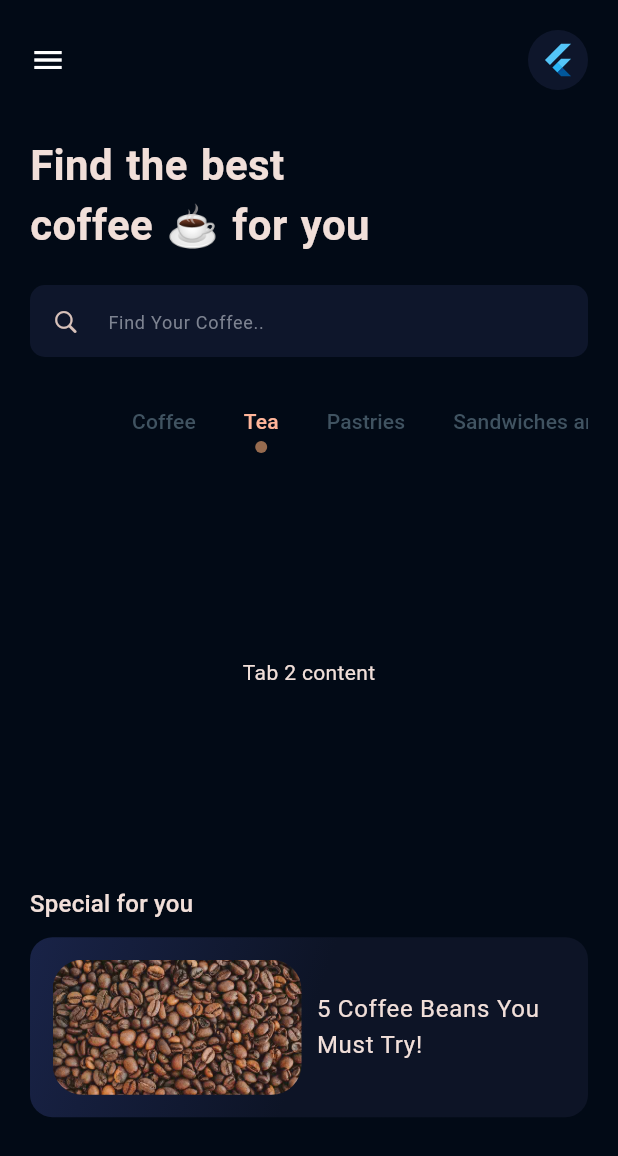
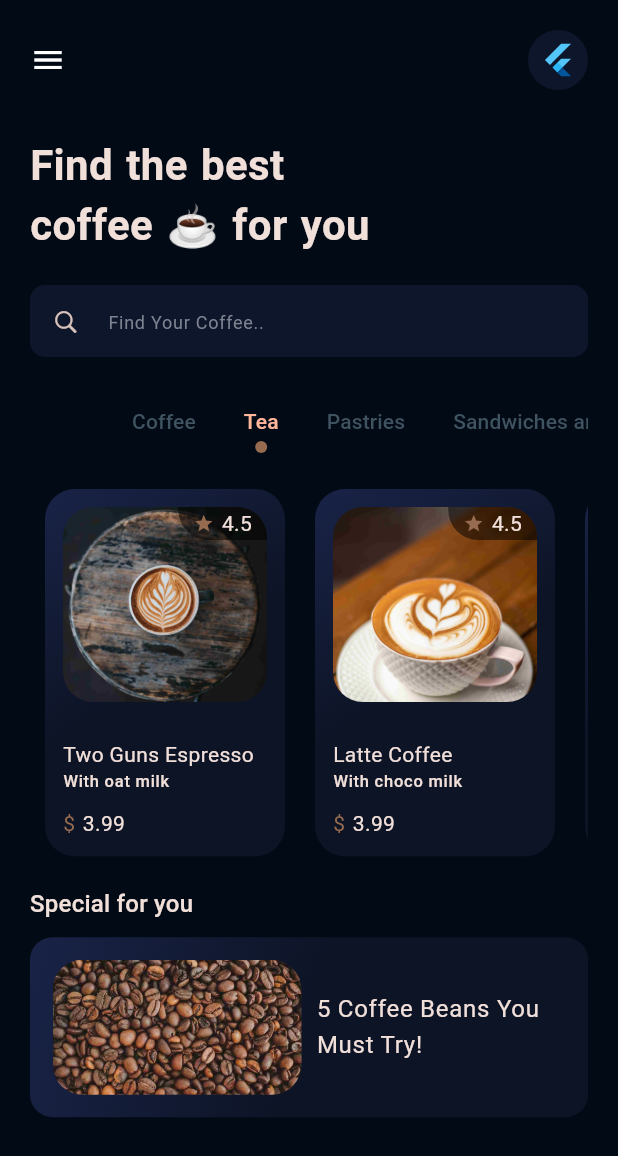
Before and after one commit to chrisokoriedev/coffe_master_ui, a Flutter app: the screen it shows after launch, tab 2 chosen, on a phone screen of 412 x 824 dp. Shown: the top 1156 px of the screen. Run offline on Flutter 3.47's test engine with Material 2 defaults, Android fonts, the phone set to English and light mode, and no system bars; our stand-ins replace animate_do.

Commit message:
added other tabs

```diff
--- a/lib/list.dart
+++ b/lib/list.dart
@@ -1,6 +1,10 @@
 
 
 import 'package:coffe_master_ui/import.dart';
+import 'package:coffe_master_ui/tab/cold_beverages_tab.dart';
+import 'package:coffe_master_ui/tab/pastries_tab.dart';
+import 'package:coffe_master_ui/tab/sandwiches_tab.dart';
+import 'package:coffe_master_ui/tab/tea_tab.dart';
 import 'package:flutter/material.dart';
 
 import 'tab/coffee_tab.dart';
@@ -15,10 +19,10 @@ final List<Tab> myTabs = <Tab>[
 
 final List<Widget> tabViews = [
   const CoffeeTab(),
-  const Center(child: Text('Tab 2 content')),
-  const Center(child: Text('Tab 2 content')),
-  const Center(child: Text('Tab 2 content')),
-  const Center(child: Text('Tab 2 content')),
+  const TeaTab(),
+  const PastriesTab(),
+  const SandWichesTab(),
+  const ColdBeveragesTab(),
 ];
 
 class ProductModel {
--- a/lib/tab/tea_tab.dart
+++ b/lib/tab/tea_tab.dart
@@ -0,0 +1,96 @@
+import 'package:coffe_master_ui/import.dart';
+import 'package:flutter/material.dart';
+
+class TeaTab extends StatelessWidget {
+  const TeaTab({
+    super.key,
+  });
+
+  @override
+  Widget build(BuildContext context) {
+    final text = Theme.of(context).textTheme;
+    return ListView.builder(
+        physics: const BouncingScrollPhysics(decelerationRate: ScrollDecelerationRate.fast),
+        scrollDirection: Axis.horizontal,
+        itemCount: getCoffeeDetail.length,
+        padding: const EdgeInsets.symmetric(vertical: 20),
+        itemBuilder: (context, index) {
+          final data = getCoffeeDetail[index];
+
+          return Container(
+            width: 160,
+            padding: const EdgeInsets.all(12),
+            decoration: BoxDecoration(
+              color: lightBlueInput,
+              borderRadius: BorderRadius.circular(20),
+              gradient: linearPattern(),
+            ),
+            margin: const EdgeInsets.symmetric(horizontal: 10),
+            child: Column(
+                crossAxisAlignment: CrossAxisAlignment.start,
+                mainAxisAlignment: MainAxisAlignment.center,
+                children: [
+                  Container(
+                    width: double.infinity,
+                    height: 130,
+                    decoration: BoxDecoration(
+                        borderRadius: BorderRadius.circular(20),
+                        image: DecorationImage(
+                            image: AssetImage(data.imageUrl),
+                            fit: BoxFit.cover)),
+                    child: Row(
+                      crossAxisAlignment: CrossAxisAlignment.start,
+                      mainAxisAlignment: MainAxisAlignment.end,
+                      children: [
+                        Container(
+                            padding: const EdgeInsets.symmetric(horizontal: 10,vertical: 1),
+                            decoration: BoxDecoration(
+                                borderRadius: const BorderRadius.only(
+                                    topRight: Radius.circular(20),
+                                    bottomLeft: Radius.circular(20)),
+                                color: Colors.black.withOpacity(0.5)),
+                            child: Row(
+                              children: [
+                                const Icon(
+                                  Icons.star,
+                                  size: 14,
+                                  color: brownColor,
+                                ),
+                                const SizedBox(width: 5),
+                                Text(data.rating.toString()),
+                              ],
+                            ))
+                      ],
+                    ),
+                  ),
+                  const Spacer(),
+                  Text(
+                    data.title,
+                    style: text.bodyMedium,
+                  ),
+                  Text(
+                    data.subtitle,
+                    style: text.labelSmall,
+                  ),
+                  const SizedBox(height: 10),
+
+                  Row(
+                    children: [
+                      const Text(
+                        '\$',
+                        style: TextStyle(color: brownColor),
+                      ),
+                      const SizedBox(width: 5),
+                      Text(
+                        data.price.toString(),
+                        style: text.bodyMedium,
+                      ),
+                    ],
+                  )
+                ]),
+          );
+        });
+  }
+
+
+}
```
Also changed, not shown: lib/tab/coffee_tab.dart (+0 -15 lines), lib/tab/cold_beverages_tab.dart (+96 -0 lines), lib/tab/pastries_tab.dart (+96 -0 lines), lib/tab/sandwiches_tab.dart (+96 -0 lines).
